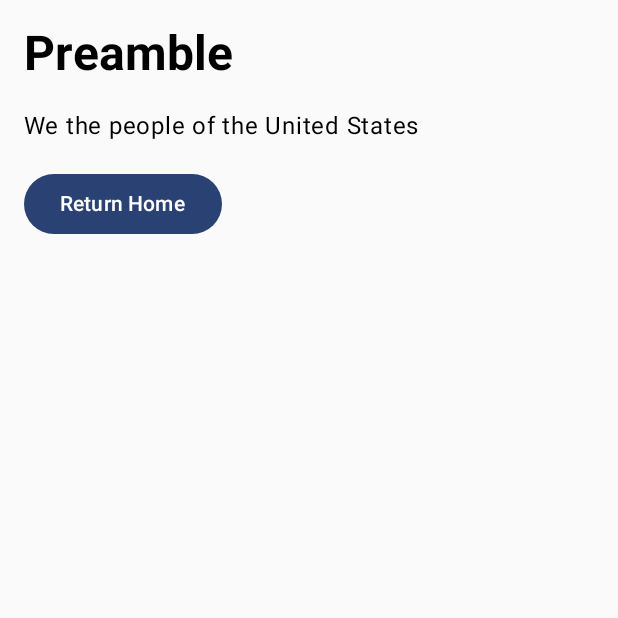
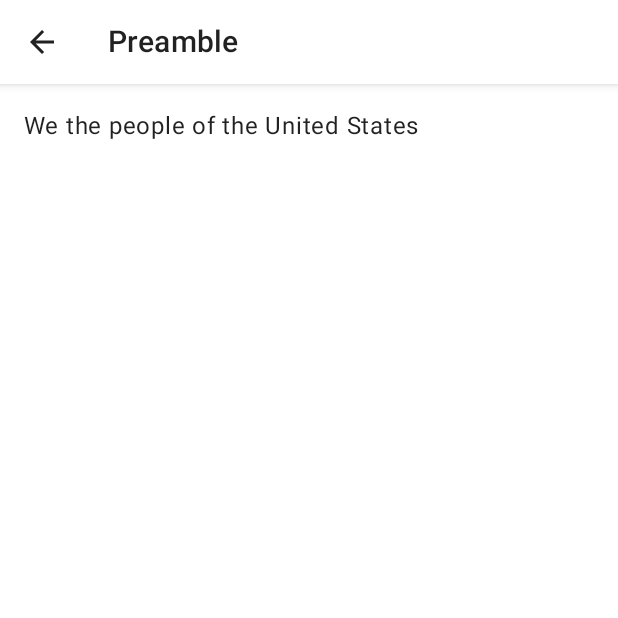
Before and after one commit to brighamandersen/internalize, an Android app built with Jetpack Compose: the screen it shows after launch (MainActivity), after a tap on "Preamble", on a phone screen of 412 x 824 dp, the top half of it. Run offline under Robolectric (Android 15) with nearby library versions, the phone set to English and light mode, and no system bars.

Commit message:
Finish super simple read-only home and details screen

```diff
--- a/app/build.gradle
+++ b/app/build.gradle
@@ -58,6 +58,7 @@
     implementation 'androidx.compose.ui:ui'
     implementation 'androidx.compose.ui:ui-graphics'
     implementation 'androidx.compose.ui:ui-tooling-preview'
+    implementation "androidx.compose.material:material:1.6.0"
     implementation 'androidx.compose.material3:material3'
     implementation 'androidx.appcompat:appcompat:1.7.0'
     implementation 'com.google.android.material:material:1.5.0'
--- a/app/src/main/java/com/brighamandersen/internalize/MainActivity.kt
+++ b/app/src/main/java/com/brighamandersen/internalize/MainActivity.kt
@@ -11,13 +11,13 @@
 //import androidx.compose.ui.unit.dp
 //import androidx.navigation.NavController
 //import androidx.navigation.compose.*
-import com.brighamandersen.internalize.ui.theme.InternalizeTheme
+import com.brighamandersen.internalize.ui.theme.Theme
 
 class MainActivity : ComponentActivity() {
     override fun onCreate(savedInstanceState: Bundle?) {
         super.onCreate(savedInstanceState)
         setContent {
-            InternalizeTheme {
+            Theme {
                 App()
             }
         }
--- a/app/src/main/java/com/brighamandersen/internalize/ui/DetailsScreen.kt
+++ b/app/src/main/java/com/brighamandersen/internalize/ui/DetailsScreen.kt
@@ -1,10 +1,18 @@
 package com.brighamandersen.internalize.ui
 
-import androidx.compose.foundation.layout.*
-import androidx.compose.material3.*
+import androidx.compose.foundation.layout.Column
+import androidx.compose.foundation.layout.fillMaxSize
+import androidx.compose.foundation.layout.padding
+import androidx.compose.material.Icon
+import androidx.compose.material.IconButton
+import androidx.compose.material.MaterialTheme
+import androidx.compose.material.Scaffold
+import androidx.compose.material.Text
+import androidx.compose.material.TopAppBar
+import androidx.compose.material.icons.Icons
+import androidx.compose.material.icons.filled.ArrowBack
 import androidx.compose.runtime.Composable
 import androidx.compose.ui.Modifier
-import androidx.compose.ui.text.font.FontWeight
 import androidx.compose.ui.unit.dp
 import androidx.navigation.NavController
 import com.brighamandersen.internalize.models.Passage
@@ -16,15 +24,32 @@
         return
     }
 
-    Column(modifier = Modifier.fillMaxSize().padding(16.dp)) {
-        Text(text = passage.title, style = MaterialTheme.typography.headlineLarge, fontWeight = FontWeight.Bold)
-        Spacer(modifier = Modifier.height(16.dp))
-        Text(text = passage.body)
-        Spacer(modifier = Modifier.height(16.dp))
-        Button(onClick = {
-            navController.navigate("home")
-        }) {
-            Text("Return Home")
+    Scaffold(
+        topBar = {
+            TopAppBar(
+                title = { Text(passage.title) },
+                navigationIcon = {
+                    IconButton(onClick = {
+                        navController.popBackStack()
+                    }) {
+                        Icon(
+                            imageVector = Icons.Filled.ArrowBack,
+                            contentDescription = "Back"
+                        )
+                    }
+                },
+                backgroundColor = MaterialTheme.colors.surface,
+            )
+        }
+    ) {
+        innerPadding ->
+        Column(
+            modifier = Modifier
+                .fillMaxSize()
+                .padding(innerPadding)
+                .padding(16.dp)
+        ) {
+            Text(text = passage.body)
         }
     }
 }
--- a/app/src/main/java/com/brighamandersen/internalize/ui/HomeScreen.kt
+++ b/app/src/main/java/com/brighamandersen/internalize/ui/HomeScreen.kt
@@ -3,39 +3,39 @@
 import androidx.compose.foundation.clickable
 import androidx.compose.foundation.layout.Arrangement
 import androidx.compose.foundation.layout.Column
-import androidx.compose.foundation.layout.Spacer
 import androidx.compose.foundation.layout.fillMaxSize
 import androidx.compose.foundation.layout.fillMaxWidth
-import androidx.compose.foundation.layout.height
 import androidx.compose.foundation.layout.padding
 import androidx.compose.foundation.lazy.LazyColumn
 import androidx.compose.foundation.lazy.items
-import androidx.compose.material3.Card
-import androidx.compose.material3.MaterialTheme
+import androidx.compose.material.Scaffold
+import androidx.compose.material.Text
+import androidx.compose.material.TopAppBar
+import androidx.compose.material.Card
+import androidx.compose.material.ripple.rememberRipple
 import androidx.compose.runtime.Composable
-import androidx.compose.material3.Text
 import androidx.compose.ui.Modifier
-import androidx.compose.ui.text.font.FontWeight
 import androidx.compose.ui.unit.dp
 import androidx.navigation.NavController
 import com.brighamandersen.internalize.models.Passage
 
 @Composable
 fun HomeScreen(navController: NavController, passages: List<Passage>) {
-//    Column(modifier = Modifier
-//        .fillMaxSize()
-//        .padding(16.dp)) {
-//        Text("Home Screen")
-//        Spacer(modifier = Modifier.height(16.dp))
-//        Button(onClick = {
-//            navController.navigate("details/123")
-//        }) {
-//            Text("Go to Details")
-//        }
-//    }
-    Column(modifier = Modifier.fillMaxSize().padding(16.dp)) {
-        Text("Internalize", fontWeight = FontWeight.Bold, style = MaterialTheme.typography.headlineLarge)
-        Spacer(modifier = Modifier.height(16.dp))
+    Scaffold(
+        topBar = {
+            TopAppBar(
+                title = { Text("Internalize") },
+                backgroundColor = androidx.compose.material.MaterialTheme.colors.surface,
+            )
+        }
+    ) {
+            innerPadding ->
+        Column(
+            modifier = Modifier
+                .fillMaxSize()
+                .padding(innerPadding)
+//                .padding(16.dp)
+        ) {
             LazyColumn(
                 modifier = Modifier.fillMaxSize(),
                 verticalArrangement = Arrangement.spacedBy(12.dp)
@@ -49,21 +49,19 @@
             }
         }
     }
+}
 
 @Composable
 fun ListItem(navController: NavController, passage: Passage) {
-    Card(
-        modifier = Modifier
-            .padding(8.dp)
-            .fillMaxWidth()
-            .clickable {
-               navController.navigate("details/${passage.id}")
-            },
-    ) {
     Text(
         text = passage.title,
-            modifier = Modifier.padding(16.dp),
-            style = MaterialTheme.typography.bodyLarge
+        modifier = Modifier
+            .clickable(
+                onClick = {
+                    navController.navigate("details/${passage.id}")
+                }
+            )
+            .fillMaxWidth()
+            .padding(16.dp)
     )
 }
-}
--- a/app/src/main/java/com/brighamandersen/internalize/ui/theme/Theme.kt
+++ b/app/src/main/java/com/brighamandersen/internalize/ui/theme/Theme.kt
@@ -1,65 +1,42 @@
 package com.brighamandersen.internalize.ui.theme
 
-import android.app.Activity
-import android.os.Build
 import androidx.compose.foundation.isSystemInDarkTheme
-import androidx.compose.material3.MaterialTheme
-import androidx.compose.material3.darkColorScheme
-import androidx.compose.material3.dynamicDarkColorScheme
-import androidx.compose.material3.dynamicLightColorScheme
-import androidx.compose.material3.lightColorScheme
+import androidx.compose.material.MaterialTheme
+import androidx.compose.material.darkColors
+import androidx.compose.material.lightColors
 import androidx.compose.runtime.Composable
-import androidx.compose.runtime.SideEffect
-import androidx.compose.ui.graphics.toArgb
-import androidx.compose.ui.platform.LocalContext
-import androidx.compose.ui.platform.LocalView
-import androidx.core.view.WindowCompat
 
-private val DarkColorScheme = darkColorScheme(
+private val LightColorScheme = lightColors(
+    primary = PureBlack,
+    onPrimary = PureWhite,
+    background = PureWhite,
+    onBackground = PureBlack,
+    surface = PureWhite,
+    onSurface = PureBlack,
+    secondary = PureWhite,
+    onSecondary = PureBlack,
+)
+
+private val DarkColorScheme = darkColors(
+    primary = PureWhite,
+    onPrimary = PureBlack,
     background = PureBlack,
     onBackground = PureWhite,
     surface = PureBlack,
     onSurface = PureWhite,
-    primary = PureWhite,
-    onPrimary = PureBlack,
-)
-
-private val LightColorScheme = lightColorScheme(
-    background = PureWhite,
-    onBackground = PureBlack,
-    surface = PureWhite,
-    primary = PureBlack,
-    onPrimary = PureWhite,
+    secondary = PureBlack,
+    onSecondary = PureWhite,
 )
 
 @Composable
-fun InternalizeTheme(
+fun Theme(
     darkTheme: Boolean = isSystemInDarkTheme(),
-    // Dynamic color is available on Android 12+
-    dynamicColor: Boolean = true,
     content: @Composable () -> Unit
 ) {
-    val colorScheme = when {
-        dynamicColor && Build.VERSION.SDK_INT >= Build.VERSION_CODES.S -> {
-            val context = LocalContext.current
-            if (darkTheme) dynamicDarkColorScheme(context) else dynamicLightColorScheme(context)
-        }
-
-        darkTheme -> DarkColorScheme
-        else -> LightColorScheme
-    }
-    val view = LocalView.current
-    if (!view.isInEditMode) {
-        SideEffect {
-            val window = (view.context as Activity).window
-            window.statusBarColor = colorScheme.primary.toArgb()
-            WindowCompat.getInsetsController(window, view).isAppearanceLightStatusBars = darkTheme
-        }
-    }
+    val colors = if (darkTheme) DarkColorScheme else LightColorScheme
 
     MaterialTheme(
-        colorScheme = colorScheme,
-        typography = Typography,
+        colors = colors,
         content = content
     )
 }
--- a/app/src/main/java/com/brighamandersen/internalize/ui/theme/Type.kt
+++ /dev/null
@@ -1,34 +0,0 @@
-package com.brighamandersen.internalize.ui.theme
-
-import androidx.compose.material3.Typography
-import androidx.compose.ui.text.TextStyle
-import androidx.compose.ui.text.font.FontFamily
-import androidx.compose.ui.text.font.FontWeight
-import androidx.compose.ui.unit.sp
-
-// Set of Material typography styles to start with
-val Typography = Typography(
-    bodyLarge = TextStyle(
-        fontFamily = FontFamily.Default,
-        fontWeight = FontWeight.Normal,
-        fontSize = 16.sp,
-        lineHeight = 24.sp,
-        letterSpacing = 0.5.sp
-    )
-    /* Other default text styles to override
-    titleLarge = TextStyle(
-        fontFamily = FontFamily.Default,
-        fontWeight = FontWeight.Normal,
-        fontSize = 22.sp,
-        lineHeight = 28.sp,
-        letterSpacing = 0.sp
-    ),
-    labelSmall = TextStyle(
-        fontFamily = FontFamily.Default,
-        fontWeight = FontWeight.Medium,
-        fontSize = 11.sp,
-        lineHeight = 16.sp,
-        letterSpacing = 0.5.sp
-    )
-    */
-)
```
Also changed, not shown: app/src/main/java/com/brighamandersen/internalize/ui/theme/Colors.kt (renamed from app/src/main/java/com/brighamandersen/internalize/ui/theme/Color.kt). Lines whose indentation alone changed are shown as unchanged.
